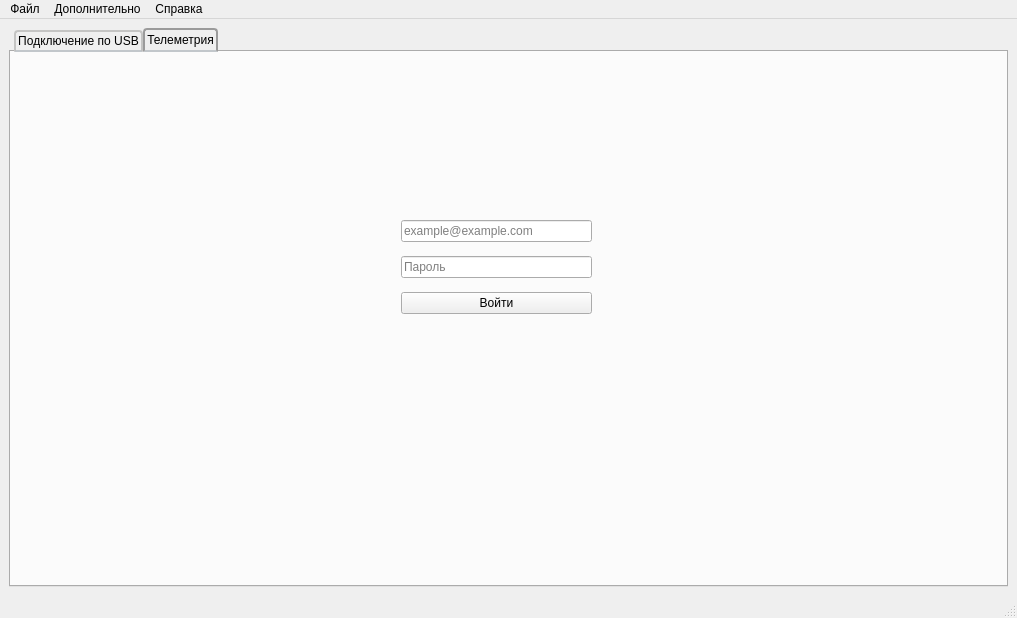
Old version of the form DaWoodSync/mainwindow.ui in the repository Alexandr1973/DaWood.
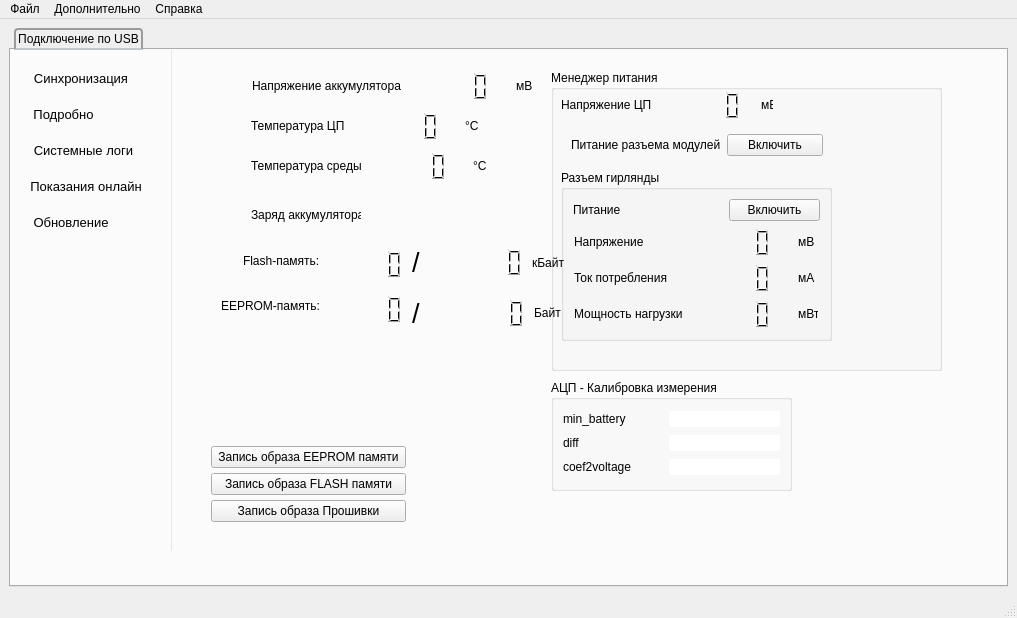
New version of the form. The open tabs and pages were chosen to show the change. Icons and pictures are not drawn.

Patch:
```diff
--- a/DaWoodSync/mainwindow.ui
+++ b/DaWoodSync/mainwindow.ui
@@ -2236,8 +2236,8 @@
             <rect>
              <x>20</x>
              <y>60</y>
-             <width>243</width>
-             <height>28</height>
+             <width>252</width>
+             <height>30</height>
             </rect>
            </property>
            <layout class="QHBoxLayout" name="horizontalLayout_15">
@@ -2300,7 +2300,7 @@
            <rect>
             <x>60</x>
             <y>20</y>
-            <width>285</width>
+            <width>288</width>
             <height>32</height>
            </rect>
           </property>
@@ -2397,8 +2397,8 @@
            <rect>
             <x>30</x>
             <y>190</y>
-            <width>330</width>
-            <height>88</height>
+            <width>343</width>
+            <height>95</height>
            </rect>
           </property>
           <layout class="QHBoxLayout" name="horizontalLayout_5">
@@ -2601,7 +2601,7 @@
            <rect>
             <x>60</x>
             <y>60</y>
-            <width>222</width>
+            <width>228</width>
             <height>32</height>
            </rect>
           </property>
@@ -2682,7 +2682,7 @@
            <rect>
             <x>60</x>
             <y>100</y>
-            <width>237</width>
+            <width>240</width>
             <height>32</height>
            </rect>
           </property>
@@ -2892,8 +2892,8 @@
            <rect>
             <x>20</x>
             <y>391</y>
-            <width>185</width>
-            <height>80</height>
+            <width>195</width>
+            <height>86</height>
            </rect>
           </property>
           <layout class="QVBoxLayout" name="verticalLayout_12">
@@ -3545,63 +3545,6 @@
         </property>
        </widget>
       </widget>
-      <widget class="QWidget" name="tab_2">
-       <attribute name="icon">
-        <iconset resource="resource.qrc">
-         <normaloff>:/icons/res/telemetry.png</normaloff>:/icons/res/telemetry.png</iconset>
-       </attribute>
-       <attribute name="title">
-        <string>Телеметрия</string>
-       </attribute>
-       <widget class="QWidget" name="layoutWidget_1">
-        <property name="geometry">
-         <rect>
-          <x>390</x>
-          <y>160</y>
-          <width>191</width>
-          <height>111</height>
-         </rect>
-        </property>
-        <layout class="QVBoxLayout" name="verticalLayout_4">
-         <item>
-          <widget class="QLineEdit" name="lineEdit_5">
-           <property name="inputMask">
-            <string/>
-           </property>
-           <property name="text">
-            <string/>
-           </property>
-           <property name="placeholderText">
-            <string>example@example.com</string>
-           </property>
-           <property name="clearButtonEnabled">
-            <bool>true</bool>
-           </property>
-          </widget>
-         </item>
-         <item>
-          <widget class="QLineEdit" name="lineEdit_6">
-           <property name="text">
-            <string/>
-           </property>
-           <property name="placeholderText">
-            <string>Пароль</string>
-           </property>
-           <property name="clearButtonEnabled">
-            <bool>true</bool>
-           </property>
-          </widget>
-         </item>
-         <item>
-          <widget class="QPushButton" name="pushButton_8">
-           <property name="text">
-            <string>Войти</string>
-           </property>
-          </widget>
-         </item>
-        </layout>
-       </widget>
-      </widget>
      </widget>
     </item>
    </layout>
```
Left out of the diff: 6 changed lines with no effect on the pictures.
